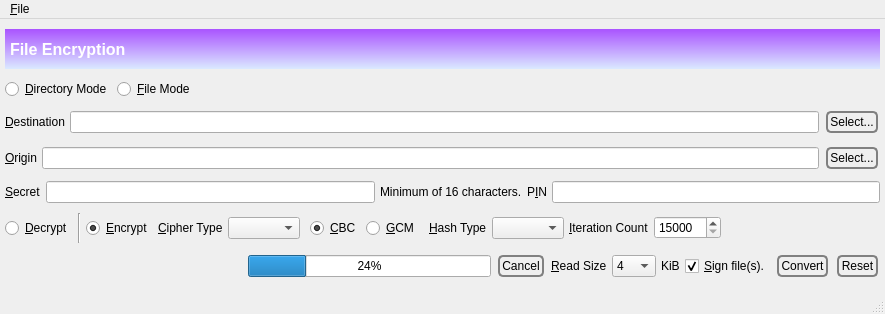
Above: branches/trunk/GoldBug-UI/spot-on-encryptfile.ui from textbrowser/spot-on before the change. Below: the same form after it.
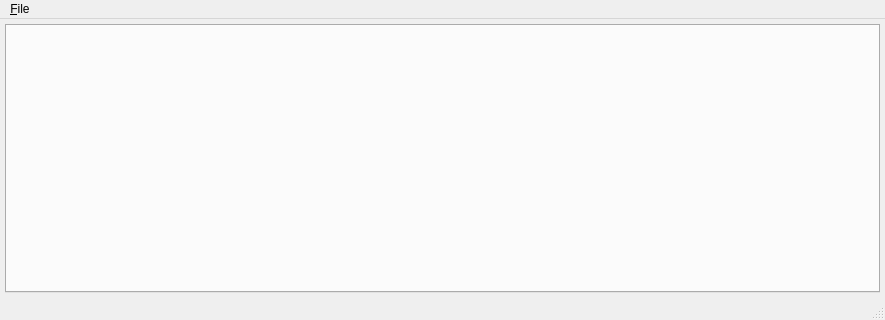
That is the form after the change. Icons and pictures are not drawn.

Diff of the .ui file:
```diff
--- a/branches/trunk/GoldBug-UI/spot-on-encryptfile.ui
+++ b/branches/trunk/GoldBug-UI/spot-on-encryptfile.ui
@@ -7,7 +7,7 @@
     <x>0</x>
     <y>0</y>
     <width>885</width>
-    <height>314</height>
+    <height>320</height>
    </rect>
   </property>
   <property name="windowIcon">
@@ -32,577 +32,15 @@
      <number>5</number>
     </property>
     <item>
-     <widget class="QLabel" name="label_10">
-      <property name="sizePolicy">
-       <sizepolicy hsizetype="Preferred" vsizetype="Fixed">
-        <horstretch>0</horstretch>
-        <verstretch>0</verstretch>
-       </sizepolicy>
+     <widget class="QTabWidget" name="tabWidget">
+      <property name="currentIndex">
+       <number>-1</number>
       </property>
-      <property name="minimumSize">
-       <size>
-        <width>0</width>
-        <height>40</height>
-       </size>
-      </property>
-      <property name="font">
-       <font>
-        <pointsize>12</pointsize>
-        <weight>75</weight>
-        <bold>true</bold>
-       </font>
-      </property>
-      <property name="autoFillBackground">
-       <bool>false</bool>
-      </property>
-      <property name="styleSheet">
-       <string notr="true">background-color: qlineargradient(spread:reflect, x1:0.023, y1:0.988636, x2:0.028, y2:0.011, stop:0 rgba(218, 232, 255, 255), stop:1 rgba(170, 85, 255, 255));
-
-color: rgb(255, 255, 255);
-
-
-</string>
-      </property>
-      <property name="text">
-       <string>File Encryption</string>
-      </property>
-      <property name="margin">
-       <number>0</number>
-      </property>
-      <property name="indent">
-       <number>5</number>
+      <property name="tabsClosable">
+       <bool>true</bool>
       </property>
      </widget>
     </item>
-    <item>
-     <layout class="QHBoxLayout" name="horizontalLayout_4">
-      <item>
-       <widget class="QRadioButton" name="directory_mode">
-        <property name="text">
-         <string>&amp;Directory Mode</string>
-        </property>
-       </widget>
-      </item>
-      <item>
-       <widget class="QRadioButton" name="file_mode">
-        <property name="text">
-         <string>&amp;File Mode</string>
-        </property>
-        <property name="checked">
-         <bool>true</bool>
-        </property>
-       </widget>
-      </item>
-      <item>
-       <spacer name="horizontalSpacer">
-        <property name="orientation">
-         <enum>Qt::Horizontal</enum>
-        </property>
-        <property name="sizeHint" stdset="0">
-         <size>
-          <width>40</width>
-          <height>20</height>
-         </size>
-        </property>
-       </spacer>
-      </item>
-     </layout>
-    </item>
-    <item>
-     <layout class="QHBoxLayout" name="horizontalLayout_3">
-      <property name="spacing">
-       <number>5</number>
-      </property>
-      <item>
-       <widget class="QLabel" name="label_8">
-        <property name="text">
-         <string>&amp;Destination</string>
-        </property>
-        <property name="buddy">
-         <cstring>destination</cstring>
-        </property>
-       </widget>
-      </item>
-      <item>
-       <widget class="QLineEdit" name="destination"/>
-      </item>
-      <item>
-       <widget class="QPushButton" name="selectDestination">
-        <property name="styleSheet">
-         <string notr="true">QPushButton {
- border: 2px solid gray;
- background-color: qlineargradient(x1: 0, y1: 0, x2: 0, y2: 1,
-                                   stop: 0 #E0E0E0, stop: 1 #FFFFFF);
- border-radius: 5px;
- margin: 2px;
- padding: 2px;
- }
-
-
-QPushButton:hover { 
-background-color: qlineargradient(x1: 0, y1: 0, x2: 0, y2: 1,
-                                   stop: 0 rgb(254,229,172), stop: 1 #FFFFFF);
-background-position: top center; } 
-
-
-QPushButton:pressed {
-     background-color: darkgray;
-     border-style: inset;
- }
-</string>
-        </property>
-        <property name="text">
-         <string>Select...</string>
-        </property>
-       </widget>
-      </item>
-     </layout>
-    </item>
-    <item>
-     <layout class="QHBoxLayout" name="horizontalLayout">
-      <property name="spacing">
-       <number>5</number>
-      </property>
-      <item>
-       <widget class="QLabel" name="label">
-        <property name="text">
-         <string>&amp;Origin</string>
-        </property>
-        <property name="buddy">
-         <cstring>file</cstring>
-        </property>
-       </widget>
-      </item>
-      <item>
-       <widget class="QLineEdit" name="file"/>
-      </item>
-      <item>
-       <widget class="QPushButton" name="select">
-        <property name="styleSheet">
-         <string notr="true">QPushButton {
- border: 2px solid gray;
- background-color: qlineargradient(x1: 0, y1: 0, x2: 0, y2: 1,
-                                   stop: 0 #E0E0E0, stop: 1 #FFFFFF);
- border-radius: 5px;
- margin: 2px;
- padding: 2px;
- }
-
-
-QPushButton:hover { 
-background-color: qlineargradient(x1: 0, y1: 0, x2: 0, y2: 1,
-                                   stop: 0 rgb(254,229,172), stop: 1 #FFFFFF);
-background-position: top center; } 
-
-
-QPushButton:pressed {
-     background-color: darkgray;
-     border-style: inset;
- }
-</string>
-        </property>
-        <property name="text">
-         <string>Select...</string>
-        </property>
-       </widget>
-      </item>
-     </layout>
-    </item>
-    <item>
-     <layout class="QHBoxLayout" name="horizontalLayout_2">
-      <property name="spacing">
-       <number>5</number>
-      </property>
-      <item>
-       <widget class="QLabel" name="label_2">
-        <property name="text">
-         <string>&amp;Secret</string>
-        </property>
-        <property name="buddy">
-         <cstring>password</cstring>
-        </property>
-       </widget>
-      </item>
-      <item>
-       <widget class="QLineEdit" name="password"/>
-      </item>
-      <item>
-       <widget class="QLabel" name="label_5">
-        <property name="text">
-         <string>Minimum of 16 characters.</string>
-        </property>
-       </widget>
-      </item>
-      <item>
-       <widget class="QLabel" name="label_6">
-        <property name="text">
-         <string>P&amp;IN</string>
-        </property>
-        <property name="buddy">
-         <cstring>pin</cstring>
-        </property>
-       </widget>
-      </item>
-      <item>
-       <widget class="QLineEdit" name="pin"/>
-      </item>
-     </layout>
-    </item>
-    <item>
-     <layout class="QHBoxLayout" name="horizontalLayout_5">
-      <property name="spacing">
-       <number>5</number>
-      </property>
-      <item>
-       <widget class="QRadioButton" name="decrypt">
-        <property name="sizePolicy">
-         <sizepolicy hsizetype="Minimum" vsizetype="Preferred">
-          <horstretch>0</horstretch>
-          <verstretch>0</verstretch>
-         </sizepolicy>
-        </property>
-        <property name="text">
-         <string>&amp;Decrypt</string>
-        </property>
-        <attribute name="buttonGroup">
-         <string notr="true">buttonGroup</string>
-        </attribute>
-       </widget>
-      </item>
-      <item>
-       <widget class="Line" name="line">
-        <property name="orientation">
-         <enum>Qt::Vertical</enum>
-        </property>
-       </widget>
-      </item>
-      <item>
-       <widget class="QRadioButton" name="encrypt">
-        <property name="sizePolicy">
-         <sizepolicy hsizetype="Minimum" vsizetype="Preferred">
-          <horstretch>0</horstretch>
-          <verstretch>0</verstretch>
-         </sizepolicy>
-        </property>
-        <property name="text">
-         <string>&amp;Encrypt</string>
-        </property>
-        <property name="checked">
-         <bool>true</bool>
-        </property>
-        <attribute name="buttonGroup">
-         <string notr="true">buttonGroup</string>
-        </attribute>
-       </widget>
-      </item>
-      <item>
-       <widget class="QLabel" name="label_3">
-        <property name="text">
-         <string>&amp;Cipher Type</string>
-        </property>
-        <property name="buddy">
-         <cstring>cipher</cstring>
-        </property>
-       </widget>
-      </item>
-      <item>
-       <widget class="QComboBox" name="cipher">
-        <property name="sizeAdjustPolicy">
-         <enum>QComboBox::AdjustToContents</enum>
-        </property>
-       </widget>
-      </item>
-      <item>
-       <widget class="QFrame" name="frame">
-        <property name="frameShape">
-         <enum>QFrame::NoFrame</enum>
-        </property>
-        <property name="frameShadow">
-         <enum>QFrame::Raised</enum>
-        </property>
-        <layout class="QHBoxLayout" name="horizontalLayout_8">
-         <property name="spacing">
-          <number>5</number>
-         </property>
-         <property name="leftMargin">
-          <number>5</number>
-         </property>
-         <property name="topMargin">
-          <number>5</number>
-         </property>
-         <property name="rightMargin">
-          <number>5</number>
-         </property>
-         <property name="bottomMargin">
-          <number>5</number>
-         </property>
-         <item>
-          <widget class="QRadioButton" name="cbc">
-           <property name="sizePolicy">
-            <sizepolicy hsizetype="Minimum" vsizetype="Preferred">
-             <horstretch>0</horstretch>
-             <verstretch>0</verstretch>
-            </sizepolicy>
-           </property>
-           <property name="text">
-            <string>&amp;CBC</string>
-           </property>
-           <property name="checked">
-            <bool>true</bool>
-           </property>
-          </widget>
-         </item>
-         <item>
-          <widget class="QRadioButton" name="gcm">
-           <property name="sizePolicy">
-            <sizepolicy hsizetype="Minimum" vsizetype="Preferred">
-             <horstretch>0</horstretch>
-             <verstretch>0</verstretch>
-            </sizepolicy>
-           </property>
-           <property name="text">
-            <string>&amp;GCM</string>
-           </property>
-          </widget>
-         </item>
-        </layout>
-       </widget>
-      </item>
-      <item>
-       <widget class="QLabel" name="label_4">
-        <property name="text">
-         <string>&amp;Hash Type</string>
-        </property>
-        <property name="buddy">
-         <cstring>hash</cstring>
-        </property>
-       </widget>
-      </item>
-      <item>
-       <widget class="QComboBox" name="hash">
-        <property name="sizeAdjustPolicy">
-         <enum>QComboBox::AdjustToContents</enum>
-        </property>
-       </widget>
-      </item>
-      <item>
-       <widget class="QLabel" name="label_9">
-        <property name="text">
-         <string>&amp;Iteration Count</string>
-        </property>
-        <property name="buddy">
-         <cstring>iteration_count</cstring>
-        </property>
-       </widget>
-      </item>
-      <item>
-       <widget class="QSpinBox" name="iteration_count">
-        <property name="minimum">
-         <number>15000</number>
-        </property>
-        <property name="maximum">
-         <number>999999999</number>
-        </property>
-        <property name="value">
-         <number>15000</number>
-        </property>
-       </widget>
-      </item>
-      <item>
-       <spacer name="horizontalSpacer_5">
-        <property name="orientation">
-         <enum>Qt::Horizontal</enum>
-        </property>
-        <property name="sizeHint" stdset="0">
-         <size>
-          <width>40</width>
-          <height>20</height>
-         </size>
-        </property>
-       </spacer>
-      </item>
-     </layout>
-    </item>
-    <item>
-     <layout class="QHBoxLayout" name="horizontalLayout_6">
-      <property name="spacing">
-       <number>5</number>
-      </property>
-      <item>
-       <spacer name="horizontalSpacer_6">
-        <property name="orientation">
-         <enum>Qt::Horizontal</enum>
-        </property>
-        <property name="sizeHint" stdset="0">
-         <size>
-          <width>40</width>
-          <height>20</height>
-         </size>
-        </property>
-       </spacer>
-      </item>
-      <item>
-       <widget class="QProgressBar" name="progressBar">
-        <property name="value">
-         <number>24</number>
-        </property>
-       </widget>
-      </item>
-      <item>
-       <widget class="QPushButton" name="cancel">
-        <property name="styleSheet">
-         <string notr="true">QPushButton {
- border: 2px solid gray;
- background-color: qlineargradient(x1: 0, y1: 0, x2: 0, y2: 1,
-                                   stop: 0 #E0E0E0, stop: 1 #FFFFFF);
- border-radius: 5px;
- margin: 2px;
- padding: 2px;
- }
-
-
-QPushButton:hover { 
-background-color: qlineargradient(x1: 0, y1: 0, x2: 0, y2: 1,
-                                   stop: 0 rgb(254,229,172), stop: 1 #FFFFFF);
-background-position: top center; } 
-
-
-QPushButton:pressed {
-     background-color: darkgray;
-     border-style: inset;
- }
-</string>
-        </property>
-        <property name="text">
-         <string>Cancel</string>
-        </property>
-       </widget>
-      </item>
-      <item>
-       <widget class="QLabel" name="label_7">
-        <property name="text">
-         <string>&amp;Read Size</string>
-        </property>
-        <property name="buddy">
-         <cstring>readSize</cstring>
-        </property>
-       </widget>
-      </item>
-      <item>
-       <widget class="QComboBox" name="readSize">
-        <property name="currentIndex">
-         <number>1</number>
-        </property>
-        <property name="sizeAdjustPolicy">
-         <enum>QComboBox::AdjustToContents</enum>
-        </property>
-        <item>
-         <property name="text">
-          <string>1</string>
-         </property>
-        </item>
-        <item>
-         <property name="text">
-          <string>4</string>
-         </property>
-        </item>
-        <item>
-         <property name="text">
-          <string>32</string>
-         </property>
-        </item>
-        <item>
-         <property name="text">
-          <string>64</string>
-         </property>
-        </item>
-       </widget>
-      </item>
-      <item>
-       <widget class="QLabel" name="label_11">
-        <property name="text">
-         <string>KiB</string>
-        </property>
-       </widget>
-      </item>
-      <item>
-       <widget class="QCheckBox" name="sign">
-        <property name="sizePolicy">
-         <sizepolicy hsizetype="Minimum" vsizetype="Preferred">
-          <horstretch>0</horstretch>
-          <verstretch>0</verstretch>
-         </sizepolicy>
-        </property>
-        <property name="text">
-         <string>&amp;Sign file(s).</string>
-        </property>
-        <property name="checked">
-         <bool>true</bool>
-        </property>
-       </widget>
-      </item>
-      <item>
-       <widget class="QPushButton" name="convert">
-        <property name="styleSheet">
-         <string notr="true">QPushButton {
- border: 2px solid gray;
- background-color: qlineargradient(x1: 0, y1: 0, x2: 0, y2: 1,
-                                   stop: 0 #E0E0E0, stop: 1 #FFFFFF);
- border-radius: 5px;
- margin: 2px;
- padding: 2px;
- }
-
-
-QPushButton:hover { 
-background-color: qlineargradient(x1: 0, y1: 0, x2: 0, y2: 1,
-                                   stop: 0 rgb(254,229,172), stop: 1 #FFFFFF);
-background-position: top center; } 
-
-
-QPushButton:pressed {
-     background-color: darkgray;
-     border-style: inset;
- }
-</string>
-        </property>
-        <property name="text">
-         <string>Convert</string>
-        </property>
-       </widget>
-      </item>
-      <item>
-       <widget class="QPushButton" name="reset">
-        <property name="styleSheet">
-         <string notr="true">QPushButton {
- border: 2px solid gray;
- background-color: qlineargradient(x1: 0, y1: 0, x2: 0, y2: 1,
-                                   stop: 0 #E0E0E0, stop: 1 #FFFFFF);
- border-radius: 5px;
- margin: 2px;
- padding: 2px;
- }
-
-
-QPushButton:hover { 
-background-color: qlineargradient(x1: 0, y1: 0, x2: 0, y2: 1,
-                                   stop: 0 rgb(254,229,172), stop: 1 #FFFFFF);
-background-position: top center; } 
-
-
-QPushButton:pressed {
-     background-color: darkgray;
-     border-style: inset;
- }
-</string>
-        </property>
-        <property name="text">
-         <string>Reset</string>
-        </property>
-       </widget>
-      </item>
-     </layout>
-    </item>
    </layout>
   </widget>
   <widget class="QMenuBar" name="menubar">
```
Left out of the diff: 31 changed lines with no effect on the pictures.
